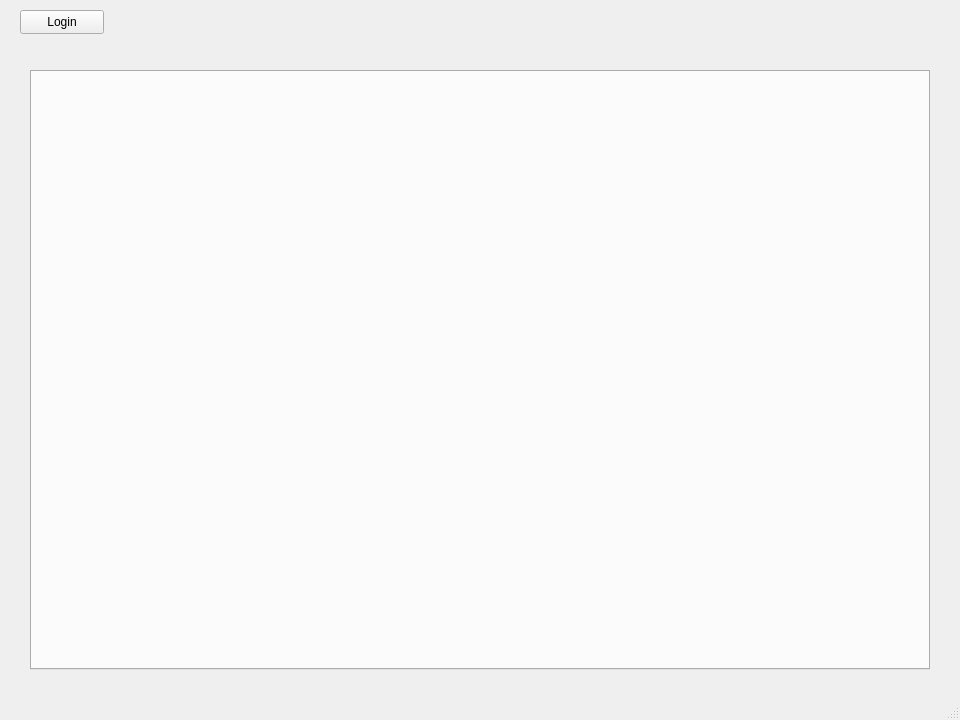
Qt form mainwindow.ui (Q-Wednesday/FTPClient) before a commit.
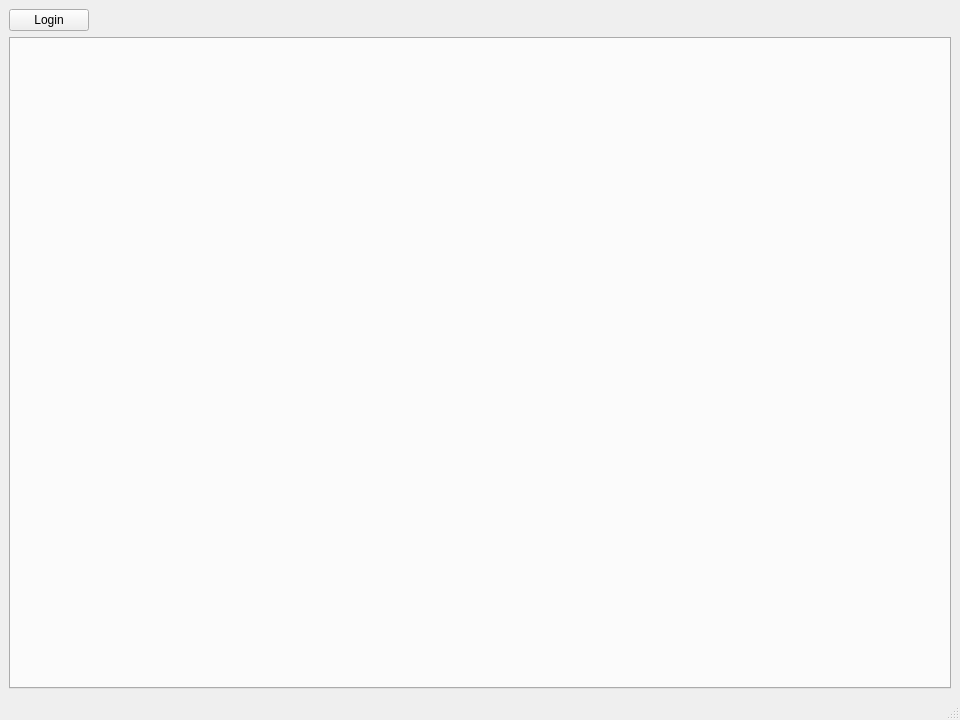
The same form after that commit. Icons and pictures are not drawn.

The edit to the form file:
```diff
--- a/mainwindow.ui
+++ b/mainwindow.ui
@@ -14,32 +14,40 @@
    <string>MainWindow</string>
   </property>
   <widget class="QWidget" name="centralwidget">
+   <layout class="QGridLayout" name="gridLayout">
+    <item row="0" column="0">
    <widget class="QPushButton" name="loginButton">
-    <property name="geometry">
-     <rect>
-      <x>20</x>
-      <y>10</y>
-      <width>84</width>
-      <height>24</height>
-     </rect>
+      <property name="sizePolicy">
+       <sizepolicy hsizetype="Maximum" vsizetype="Fixed">
+        <horstretch>0</horstretch>
+        <verstretch>0</verstretch>
+       </sizepolicy>
     </property>
     <property name="text">
      <string>Login</string>
     </property>
    </widget>
+    </item>
+    <item row="1" column="0">
    <widget class="QTabWidget" name="sessionTab">
-    <property name="geometry">
-     <rect>
-      <x>30</x>
-      <y>70</y>
-      <width>900</width>
-      <height>600</height>
-     </rect>
+      <property name="enabled">
+       <bool>true</bool>
+      </property>
+      <property name="sizePolicy">
+       <sizepolicy hsizetype="Expanding" vsizetype="Expanding">
+        <horstretch>1</horstretch>
+        <verstretch>1</verstretch>
+       </sizepolicy>
     </property>
     <property name="currentIndex">
      <number>-1</number>
     </property>
-   </widget>
+      <property name="tabsClosable">
+       <bool>true</bool>
+      </property>
+     </widget>
+    </item>
+   </layout>
   </widget>
   <widget class="QMenuBar" name="menubar">
    <property name="geometry">
```
Left out of the diff: 10 changed lines with no effect on the pictures. Lines whose indentation alone changed are shown as unchanged.
